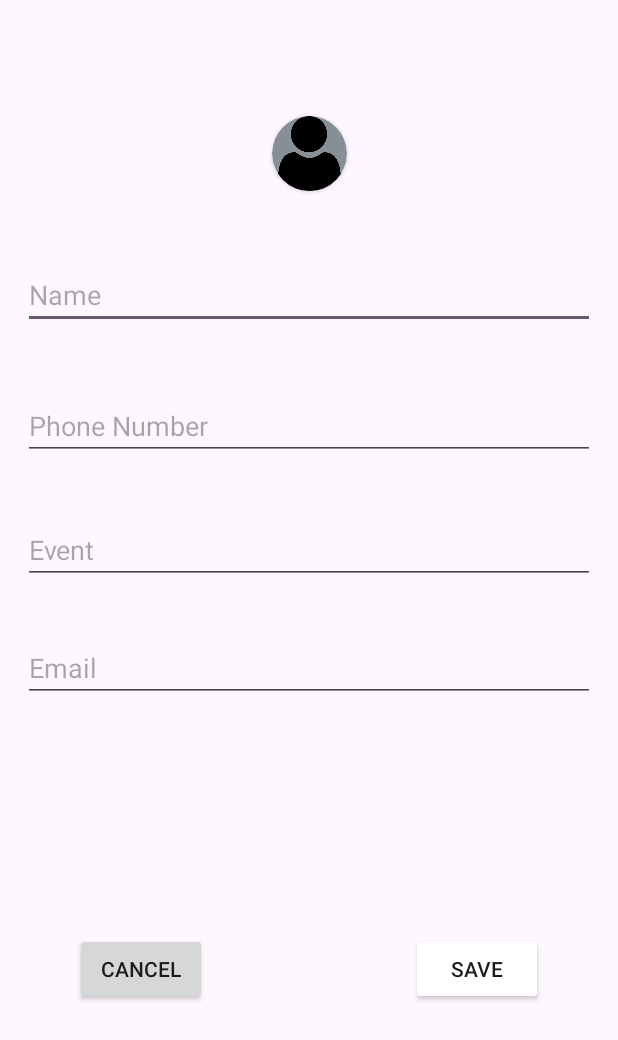
After one commit to SeungYoonPark/And3-4project, an Android app: the layout fragment_add_contact_dialog.xml on its own in the app's theme, with its tools: preview values and no code run, on a phone screen of 412 x 824 dp. The commit adds this screen. Shown: the top 1040 px of the screen. Run offline under Robolectric (Android 15) with nearby library versions, the phone set to English and light mode, and no system bars.

Commit message:
[FEAT] : AddContactDialogFragment

```diff
--- a/app/build.gradle.kts
+++ b/app/build.gradle.kts
@@ -33,6 +33,9 @@ android {
     kotlinOptions {
         jvmTarget = "1.8"
     }
+    buildFeatures {
+        viewBinding = true
+    }
 }
 
 dependencies {
--- a/app/src/main/java/com/example/and3_4project/MainActivity.kt
+++ b/app/src/main/java/com/example/and3_4project/MainActivity.kt
@@ -1,11 +1,40 @@
 package com.example.and3_4project
 
+import android.graphics.Color
 import androidx.appcompat.app.AppCompatActivity
 import android.os.Bundle
+import android.view.LayoutInflater
+import android.widget.ImageView
+import androidx.appcompat.app.AlertDialog
+import androidx.core.content.ContentProviderCompat.requireContext
+import androidx.core.content.ContextCompat
+import com.example.and3_4project.databinding.MainActivityBinding
 
 class MainActivity : AppCompatActivity() {
+
+    private lateinit var binding : MainActivityBinding
     override fun onCreate(savedInstanceState: Bundle?) {
         super.onCreate(savedInstanceState)
-        setContentView(R.layout.activity_main)
+        binding = MainActivityBinding.inflate(layoutInflater)
+        setContentView(binding.root)
+
+        // FAB 클릭 이벤트 핸들링
+        binding.fabAddContactDialogFragment.setOnClickListener {
+            showAddContactDialog()
+        }
+    }
+
+    private fun showAddContactDialog() {
+        val builder = AlertDialog.Builder(this)
+        val inflater = LayoutInflater.from(this)
+        val dialogLayout = inflater.inflate(R.layout.fragment_add_contact_dialog_layout, null)
+        val addUserImg = dialogLayout.findViewById<ImageView>(R.id.addUserImg)
+        addUserImg.setImageResource(R.drawable.user)
+        addUserImg.setColorFilter(ContextCompat.getColor(this, R.color.white))
+
+        // AlertDialog에 커스텀 레이아웃 설정
+        builder.setView(dialogLayout)
+        val dialog = builder.create()
+        dialog.show()
     }
 }
--- /dev/null
+++ b/app/src/main/res/layout/fragment_add_contact_dialog.xml
@@ -0,0 +1,97 @@
+<?xml version="1.0" encoding="utf-8"?>
+<androidx.constraintlayout.widget.ConstraintLayout xmlns:android="http://schemas.android.com/apk/res/android"
+    xmlns:app="http://schemas.android.com/apk/res-auto"
+    xmlns:tools="http://schemas.android.com/tools"
+    android:layout_width="match_parent"
+    android:layout_height="match_parent">
+    <androidx.cardview.widget.CardView
+        android:id="@+id/addUserImgBack"
+        android:layout_width="wrap_content"
+        android:layout_height="wrap_content"
+        app:cardCornerRadius="50dp"
+        app:cardBackgroundColor="@color/basic_person"
+        app:layout_constraintBottom_toBottomOf="parent"
+        app:layout_constraintEnd_toEndOf="parent"
+        app:layout_constraintStart_toStartOf="parent"
+        app:layout_constraintTop_toTopOf="parent"
+        app:layout_constraintVertical_bias="0.10">
+    <ImageView
+        android:id="@+id/addUserImg"
+        android:layout_width="50dp"
+        android:layout_height="50dp"
+        android:src="@drawable/user" />
+    </androidx.cardview.widget.CardView>
+
+    <EditText
+        android:id="@+id/addUserName"
+        android:layout_width="match_parent"
+        android:layout_height="wrap_content"
+        android:hint="Name"
+        android:layout_margin="15dp"
+        app:layout_constraintBottom_toBottomOf="parent"
+        app:layout_constraintEnd_toEndOf="parent"
+        app:layout_constraintStart_toStartOf="parent"
+        app:layout_constraintTop_toBottomOf="@+id/addUserImgBack"
+        app:layout_constraintVertical_bias="0.05" />
+
+    <EditText
+        android:id="@+id/addUserPhoneNumber"
+        android:layout_width="match_parent"
+        android:layout_height="wrap_content"
+        android:hint="Phone Number"
+        android:layout_margin="15dp"
+        app:layout_constraintBottom_toBottomOf="parent"
+        app:layout_constraintEnd_toEndOf="parent"
+        app:layout_constraintStart_toStartOf="parent"
+        app:layout_constraintTop_toBottomOf="@+id/addUserName"
+        app:layout_constraintVertical_bias="0.05" />
+
+    <EditText
+        android:id="@+id/addUserEmail"
+        android:layout_width="match_parent"
+        android:layout_height="wrap_content"
+        android:hint="Email"
+        android:layout_margin="15dp"
+        app:layout_constraintBottom_toBottomOf="parent"
+        app:layout_constraintEnd_toEndOf="parent"
+        app:layout_constraintStart_toStartOf="parent"
+        app:layout_constraintTop_toBottomOf="@+id/addUserEvant"
+        app:layout_constraintVertical_bias="0.05" />
+
+    <EditText
+        android:id="@+id/addUserEvant"
+        android:layout_width="match_parent"
+        android:layout_height="wrap_content"
+        android:hint="Event"
+        android:layout_margin="15dp"
+        app:layout_constraintBottom_toBottomOf="parent"
+        app:layout_constraintEnd_toEndOf="parent"
+        app:layout_constraintStart_toStartOf="parent"
+        app:layout_constraintTop_toBottomOf="@+id/addUserPhoneNumber"
+        app:layout_constraintVertical_bias="0.05" />
+
+    <androidx.appcompat.widget.AppCompatButton
+        android:id="@+id/cancel"
+        android:layout_width="wrap_content"
+        android:layout_height="wrap_content"
+        android:layout_marginStart="50dp"
+        android:layout_marginTop="20dp"
+        android:layout_marginBottom="20dp"
+        android:text="CANCEL"
+        app:layout_constraintBottom_toBottomOf="parent"
+        app:layout_constraintStart_toStartOf="parent"
+        app:layout_constraintTop_toBottomOf="@+id/addUserEmail" />
+
+    <androidx.appcompat.widget.AppCompatButton
+        android:id="@+id/save"
+        android:layout_width="wrap_content"
+        android:layout_height="wrap_content"
+        android:layout_marginTop="20dp"
+        android:layout_marginEnd="50dp"
+        android:layout_marginBottom="20dp"
+        android:text="SAVE"
+        app:backgroundTint="@color/white"
+        app:layout_constraintBottom_toBottomOf="parent"
+        app:layout_constraintEnd_toEndOf="parent"
+        app:layout_constraintTop_toBottomOf="@+id/addUserEmail" />
+</androidx.constraintlayout.widget.ConstraintLayout>
--- a/app/src/main/res/layout/activity_main.xml
+++ b/app/src/main/res/layout/main_activity.xml
@@ -1,18 +1,21 @@
 <?xml version="1.0" encoding="utf-8"?>
-<androidx.constraintlayout.widget.ConstraintLayout xmlns:android="http://schemas.android.com/apk/res/android"
+<androidx.constraintlayout.widget.ConstraintLayout
+    xmlns:android="http://schemas.android.com/apk/res/android"
     xmlns:app="http://schemas.android.com/apk/res-auto"
     xmlns:tools="http://schemas.android.com/tools"
     android:layout_width="match_parent"
     android:layout_height="match_parent"
     tools:context=".MainActivity">
 
-    <TextView
+    <com.google.android.material.floatingactionbutton.FloatingActionButton
+        android:id="@+id/fab_add_contact_dialog_fragment"
         android:layout_width="wrap_content"
         android:layout_height="wrap_content"
-        android:text="Hello World!"
+        android:layout_margin="24dp"
+        android:src="@drawable/add"
+        app:backgroundTint="@color/white"
         app:layout_constraintBottom_toBottomOf="parent"
         app:layout_constraintEnd_toEndOf="parent"
-        app:layout_constraintStart_toStartOf="parent"
-        app:layout_constraintTop_toTopOf="parent" />
+        app:shapeAppearanceOverlay="@style/fab_shape"/>
 
 </androidx.constraintlayout.widget.ConstraintLayout>
--- a/app/src/main/res/values/colors.xml
+++ b/app/src/main/res/values/colors.xml
@@ -2,4 +2,5 @@
 <resources>
     <color name="black">#FF000000</color>
     <color name="white">#FFFFFFFF</color>
+    <color name="basic_person">#868e96</color>
 </resources>
--- a/app/src/main/res/values/strings.xml
+++ b/app/src/main/res/values/strings.xml
@@ -1,3 +1,5 @@
 <resources>
     <string name="app_name">And3-4Project</string>
+    <!-- TODO: Remove or change this placeholder text -->
+    <string name="hello_blank_fragment">Hello blank fragment</string>
 </resources>
--- a/app/src/main/res/values/themes.xml
+++ b/app/src/main/res/values/themes.xml
@@ -4,6 +4,10 @@
         <!-- Customize your light theme here. -->
         <!-- <item name="colorPrimary">@color/my_light_primary</item> -->
     </style>
+    <!-- floatingButtonShape -->
+    <style name="fab_shape" parent="">
+        <item name="cornerSize">50%</item>
+    </style>
 
     <style name="Theme.And34Project" parent="Base.Theme.And34Project" />
 </resources>
```
Also changed, not shown: app/src/main/res/drawable/add.png (added), app/src/main/res/drawable/user.png (added).
